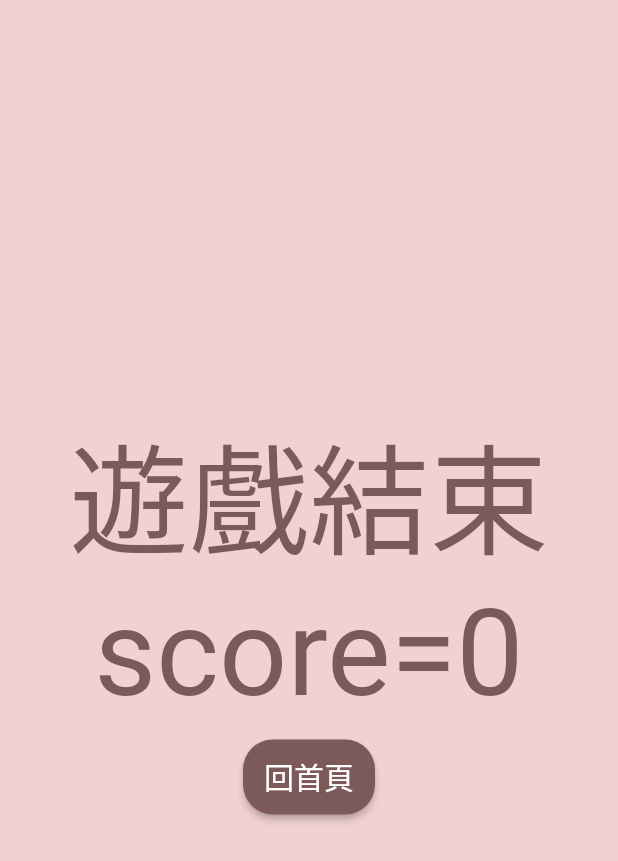
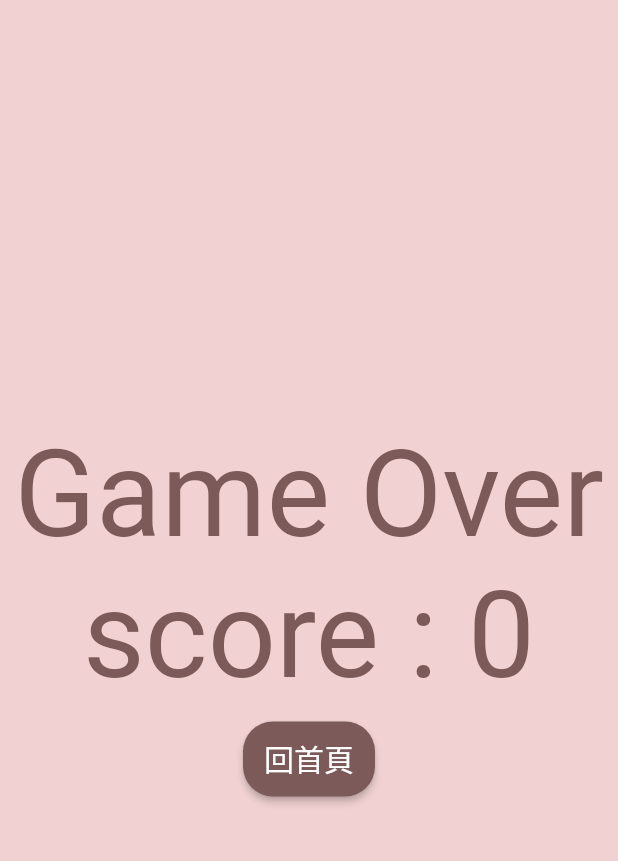
Before and after one commit to wu-yi-ting/ColorGame, a Flutter app: the ResultPage screen opened by its route, on a phone screen of 412 x 824 dp. Shown: the top 861 px of the screen. Run offline on Flutter 3.47's test engine with Material 2 defaults, Android fonts, the phone set to English and light mode, and no system bars; drawn by our look-alikes of auto_size_text; our stand-ins replace animated_text_kit; missing offline and left inert: countdown_flutter.

Commit message:
調整ＵＩ

```diff
--- a/lib/main.dart
+++ b/lib/main.dart
@@ -55,8 +55,8 @@ class _MyHomePageState extends State<MyHomePage> {
         child: Column(
           mainAxisAlignment: MainAxisAlignment.center,
           children: <Widget>[
-            Container(
-              width: (MediaQuery.of(context).size.width) * 0.9,
+            Padding(
+              padding: const EdgeInsets.all(8.0),
               child: Center(
                 child: AutoSizeText(
                   "Color Game",
--- a/lib/result.dart
+++ b/lib/result.dart
@@ -1,3 +1,4 @@
+import 'package:auto_size_text/auto_size_text.dart';
 import 'package:flutter/material.dart';
 import 'package:provider/provider.dart';
 import 'logicholder.dart';
@@ -22,11 +23,19 @@ class ResultLayout extends StatelessWidget {
   @override
   Widget build(BuildContext context) {
     return Container(
-      child: Column(mainAxisAlignment: MainAxisAlignment.center, children: <
-          Widget>[
-        Text('遊戲結束', style: TextStyle(color: Color(0xff7d5a5a), fontSize: 80)),
-        Text('score=${Provider.of<GameChangeNotifier>(context).score}',
-            style: TextStyle(color: Color(0xff7d5a5a), fontSize: 80)),
+      child: Padding(
+        padding: const EdgeInsets.all(8.0),
+        child: Column(
+            mainAxisAlignment: MainAxisAlignment.center,
+            children: <Widget>[
+              AutoSizeText("Game Over",
+                  style: TextStyle(color: Color(0xff7d5a5a), fontSize: 150),
+                  maxLines: 1),
+              AutoSizeText(
+                'score : ${Provider.of<GameChangeNotifier>(context).score}',
+                style: TextStyle(color: Color(0xff7d5a5a), fontSize: 80),
+                maxLines: 1,
+              ),
               Padding(
                 padding: const EdgeInsets.all(10),
                 child: MaterialButton(
@@ -43,11 +52,12 @@ class ResultLayout extends StatelessWidget {
                   disabledTextColor: Colors.white,
                   textColor: Colors.white,
                   padding: EdgeInsets.all(10),
-            shape:
-                RoundedRectangleBorder(borderRadius: BorderRadius.circular(20)),
+                  shape: RoundedRectangleBorder(
+                      borderRadius: BorderRadius.circular(20)),
                 ),
               ),
             ]),
+      ),
     );
   }
 }
```
Also changed, not shown: lib/game.dart (+23 -4 lines). Lines whose indentation alone changed are shown as unchanged.
